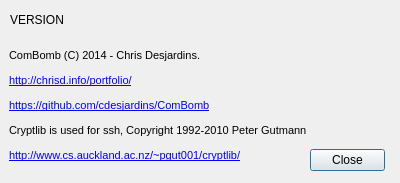
First picture: the form in ComBombGui/aboutdialog.ui, repository cdesjardins/ComBomb, before the edit.
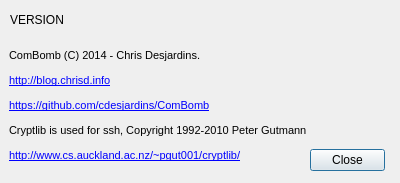
Second picture: the form after the edit. Icons and pictures are not drawn. Custom widgets are drawn as their Qt base class.

```diff
--- a/ComBombGui/aboutdialog.ui
+++ b/ComBombGui/aboutdialog.ui
@@ -63,7 +63,7 @@
 p, li { white-space: pre-wrap; }
 &lt;/style&gt;&lt;/head&gt;&lt;body style=&quot; font-family:'MS Shell Dlg 2'; font-size:8pt; font-weight:400; font-style:normal;&quot;&gt;
 &lt;p style=&quot; margin-top:12px; margin-bottom:12px; margin-left:0px; margin-right:0px; -qt-block-indent:0; text-indent:0px;&quot;&gt;ComBomb (C) 2014 - Chris Desjardins.&lt;/p&gt;
-&lt;p style=&quot; margin-top:12px; margin-bottom:12px; margin-left:0px; margin-right:0px; -qt-block-indent:0; text-indent:0px;&quot;&gt;&lt;a href=&quot;http://chrisd.info/portfolio/&quot;&gt;&lt;span style=&quot; text-decoration: underline; color:#0000ff;&quot;&gt;http://chrisd.info/portfolio/&lt;/span&gt;&lt;/a&gt;&lt;/p&gt;
+&lt;p style=&quot; margin-top:12px; margin-bottom:12px; margin-left:0px; margin-right:0px; -qt-block-indent:0; text-indent:0px;&quot;&gt;&lt;a href=&quot;http://blog.chrisd.info&quot;&gt;&lt;span style=&quot; text-decoration: underline; color:#0000ff;&quot;&gt;http://blog.chrisd.info&lt;/span&gt;&lt;/a&gt;&lt;/p&gt;
 &lt;p style=&quot; margin-top:12px; margin-bottom:12px; margin-left:0px; margin-right:0px; -qt-block-indent:0; text-indent:0px;&quot;&gt;&lt;a href=&quot;https://github.com/cdesjardins/ComBomb&quot;&gt;&lt;span style=&quot; font-family:'Sans Serif'; text-decoration: underline; color:#0000ff;&quot;&gt;https://github.com/cdesjardins/ComBomb&lt;/span&gt;&lt;/a&gt;&lt;/p&gt;
 &lt;p style=&quot; margin-top:12px; margin-bottom:12px; margin-left:0px; margin-right:0px; -qt-block-indent:0; text-indent:0px;&quot;&gt;Cryptlib is used for ssh, Copyright 1992-2010 Peter Gutmann.&lt;/p&gt;
 &lt;p style=&quot; margin-top:12px; margin-bottom:12px; margin-left:0px; margin-right:0px; -qt-block-indent:0; text-indent:0px;&quot;&gt;&lt;a href=&quot;http://www.cs.auckland.ac.nz/~pgut001/cryptlib/&quot;&gt;&lt;span style=&quot; text-decoration: underline; color:#0000ff;&quot;&gt;http://www.cs.auckland.ac.nz/~pgut001/cryptlib/&lt;/span&gt;&lt;/a&gt;&lt;/p&gt;&lt;/body&gt;&lt;/html&gt;</string>
```
